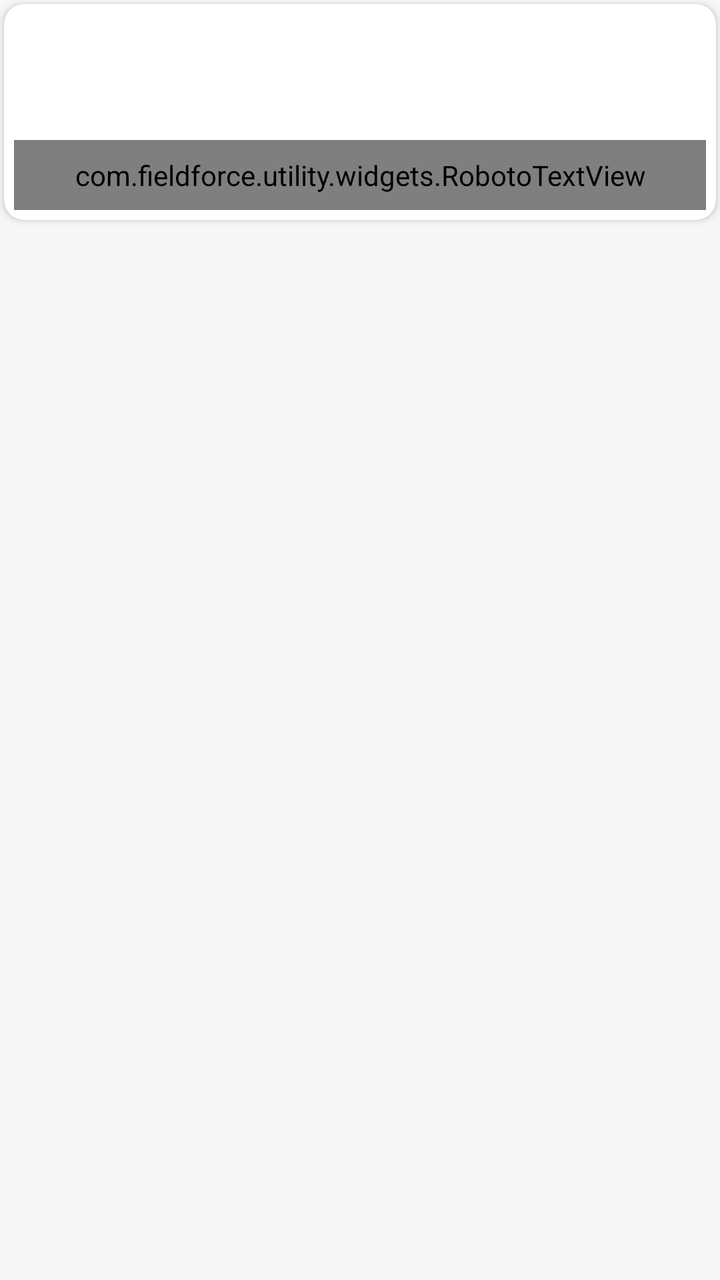
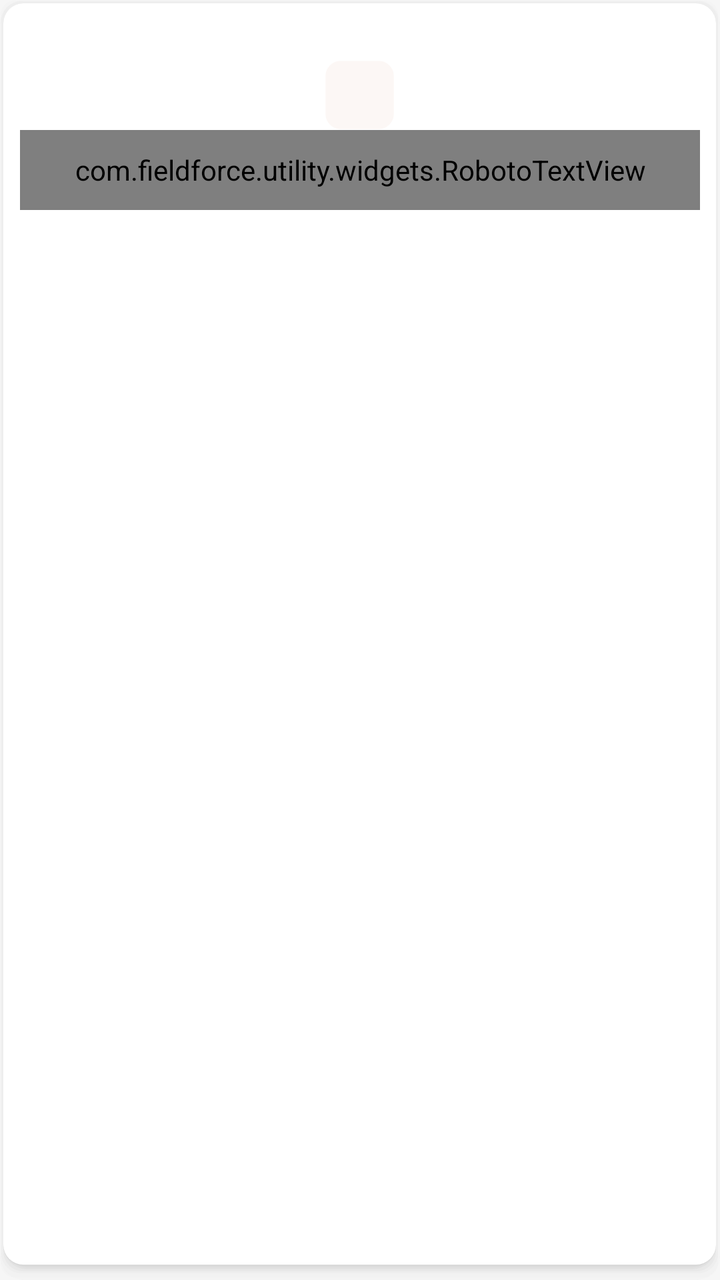

The first picture is an Android layout as it rendered before a commit; the second is the same layout after the commit. The layout source and the unified diff follow.
<!-- AndroidManifest.xml: application theme ApplicationStyle -->
<!-- res/layout/layout_gv_home.xml -->
<?xml version="1.0" encoding="utf-8"?>
<RelativeLayout xmlns:android="http://schemas.android.com/apk/res/android"
    xmlns:app="http://schemas.android.com/apk/res-auto"
    android:layout_width="match_parent"
    android:layout_height="wrap_content"
    android:layout_margin="@dimen/size_2"
   >

    <androidx.cardview.widget.CardView
        android:layout_width="match_parent"
        android:layout_height="wrap_content"
        android:layout_margin="@dimen/size_2"
        app:cardBackgroundColor="@color/white"
        app:cardCornerRadius="10dp"
       >

        <LinearLayout
            android:layout_width="match_parent"
            android:layout_height="wrap_content"
            android:gravity="center"
            android:orientation="vertical">

            <ImageView
                android:id="@+id/iv_grid"
                android:layout_width="40dp"
                android:layout_height="40dp"
                android:layout_centerInParent="true"
                android:layout_marginTop="@dimen/size_20"
                android:adjustViewBounds="true"
                android:scaleType="fitCenter" />

            <com.fieldforce.utility.widgets.RobotoTextView
                android:id="@+id/tv_label"
                android:layout_width="match_parent"
                android:layout_height="wrap_content"
                android:layout_below="@+id/iv_grid"
                android:layout_marginStart="@dimen/size_5"
                android:layout_marginTop="@dimen/size_8"
                android:layout_marginEnd="@dimen/size_5"
                android:layout_marginBottom="@dimen/size_5"
                android:background="@drawable/bg_grid_label"
                android:gravity="center"
                android:padding="8dp"
                android:singleLine="true"
                android:textSize="@dimen/size_10"
                android:textColor="#051032" />

        </LinearLayout>

    </androidx.cardview.widget.CardView>
</RelativeLayout>
<!-- resources referenced by this layout -->
<resources>
  <color name="white">#ffffff
  </color>
  <dimen name="size_10">10dp</dimen>
  <dimen name="size_2">2dp</dimen>
  <dimen name="size_20">20dp</dimen>
  <dimen name="size_5">5dp</dimen>
  <dimen name="size_8">8dp</dimen>
  <!-- drawable bg_grid_label (drawable) -->
  <?xml version="1.0" encoding="utf-8"?>
  <shape xmlns:android="http://schemas.android.com/apk/res/android" android:shape="rectangle">
      <solid  android:color="#FCD2D3"/>
      <corners android:radius="10dp"></corners>
  
  </shape>
  <style name="ApplicationStyle" parent="AppBaseTheme">
          <item name="android:windowNoTitle">true</item>
          <item name="android:windowBackground">@drawable/page2bg</item>
          <item name="android:buttonStyle">@style/CKButton</item>
      </style>
  <style name="AppBaseTheme" parent="android:Theme.Holo.Light">
          
      </style>
  <!-- drawable page2bg (drawable) -->
  <shape xmlns:android="http://schemas.android.com/apk/res/android"
      android:shape="rectangle" >
  
      <gradient
          android:angle="90"
          android:centerColor="#f6f6f6"
          android:endColor="#f6f6f6"
          android:startColor="#f6f6f6" />
  
      <corners android:radius="0dp" />
  
  </shape>
  <style name="CKButton" parent="android:style/Widget.Button">
          <item name="android:background">@drawable/custom_button</item>
          <item name="android:textColor">@color/white</item>
          <item name="android:textStyle">bold</item>
          <item name="android:shadowColor">#000000</item>
          <item name="android:shadowDx">1</item>
          <item name="android:shadowDy">2</item>
          <item name="android:shadowRadius">2</item>
          <item name="android:paddingLeft">@dimen/btnpadding</item>
          <item name="android:paddingRight">@dimen/btnpadding</item>
          <item name="android:minWidth">90dp</item>
  
          
          <item name="android:typeface">serif</item>
      </style>
  <!-- drawable custom_button (drawable) -->
  <?xml version="1.0" encoding="utf-8"?>
  <selector xmlns:android="http://schemas.android.com/apk/res/android" >
       <item android:state_pressed="true" >
           <shape android:shape="rectangle"  >
               <corners android:radius="@dimen/font_20" />
               <stroke android:width="1dip" android:color="@color/app_btn_color" />
               <gradient  android:angle="-90"  android:startColor="#00958f" android:endColor="#00958f"  />            
           </shape>
       </item>
      <item android:state_focused="true">
           <shape android:shape="rectangle"  >
               <corners android:radius="@dimen/font_20" />
               <stroke android:width="1dip" android:color="#00958f" />
               <solid  android:color="#00958f"/>       
           </shape>
       </item>  
      <item >
          <shape android:shape="rectangle"  >
               <corners android:radius="@dimen/font_20" />
               <stroke android:width="1dip" android:color="#00958f" />
               <gradient  android:angle="-90"  android:startColor="#00958f" android:endColor="#00958f" />            
           </shape>
       </item>
  </selector>
  <dimen name="btnpadding">5dp</dimen>
  <dimen name="font_20">20sp</dimen>
  <color name="app_btn_color">#00958f</color>
</resources>

<!-- the commit's change to res/layout/layout_gv_home.xml (unified diff, before → after) -->
@@ -1,51 +1,54 @@
 <?xml version="1.0" encoding="utf-8"?>
 <RelativeLayout xmlns:android="http://schemas.android.com/apk/res/android"
     xmlns:app="http://schemas.android.com/apk/res-auto"
-    android:layout_width="match_parent"
-    android:layout_height="wrap_content"
-    android:layout_margin="@dimen/size_2"
-   >
+    android:layout_width="80dp"
+    android:layout_height="80dp"
+    android:layout_gravity="center"
+    android:padding="@dimen/size_10"
+    android:background="@drawable/rectangle_2"
+    android:layout_centerHorizontal="true"
 
-    <androidx.cardview.widget.CardView
+    >
+
+
+
+    <LinearLayout
         android:layout_width="match_parent"
         android:layout_height="wrap_content"
-        android:layout_margin="@dimen/size_2"
-        app:cardBackgroundColor="@color/white"
-        app:cardCornerRadius="10dp"
-       >
+        android:gravity="center"
+        android:orientation="vertical">
 
-        <LinearLayout
-            android:layout_width="match_parent"
-            android:layout_height="wrap_content"
-            android:gravity="center"
-            android:orientation="vertical">
+        <RelativeLayout
+            android:layout_width="35dp"
+            android:layout_height="35dp"
+            android:layout_marginTop="@dimen/size_20"
+
+            android:background="@drawable/rectangle_7"
+
+            android:layout_centerInParent="true">
 
             <ImageView
                 android:id="@+id/iv_grid"
-                android:layout_width="40dp"
-                android:layout_height="40dp"
+                android:layout_width="20dp"
+                android:layout_height="20dp"
                 android:layout_centerInParent="true"
-                android:layout_marginTop="@dimen/size_20"
+                android:layout_gravity="center"
                 android:adjustViewBounds="true"
                 android:scaleType="fitCenter" />
 
-            <com.fieldforce.utility.widgets.RobotoTextView
-                android:id="@+id/tv_label"
-                android:layout_width="match_parent"
-                android:layout_height="wrap_content"
-                android:layout_below="@+id/iv_grid"
-                android:layout_marginStart="@dimen/size_5"
-                android:layout_marginTop="@dimen/size_8"
-                android:layout_marginEnd="@dimen/size_5"
-                android:layout_marginBottom="@dimen/size_5"
-                android:background="@drawable/bg_grid_label"
-                android:gravity="center"
-                android:padding="8dp"
-                android:singleLine="true"
-                android:textSize="@dimen/size_10"
-                android:textColor="#051032" />
+        </RelativeLayout>
 
-        </LinearLayout>
+        
+        <com.fieldforce.utility.widgets.RobotoTextView
+            android:id="@+id/tv_label"
+            android:layout_width="match_parent"
+            android:layout_height="40dp"
 
-    </androidx.cardview.widget.CardView>
+            android:fontFamily="18sp"
+            android:gravity="center"
+            android:textSize="12sp"
+            android:textColor="#FF5722" />
+
+    </LinearLayout>
+
 </RelativeLayout>
<!-- resource entries referenced after the edit -->
@@ -3,17 +3,28 @@
   <color name="white">#ffffff
   </color>
   <dimen name="size_10">10dp</dimen>
-  <dimen name="size_2">2dp</dimen>
   <dimen name="size_20">20dp</dimen>
-  <dimen name="size_5">5dp</dimen>
-  <dimen name="size_8">8dp</dimen>
-  <!-- drawable bg_grid_label (drawable) -->
+  <!-- drawable rectangle_2: vector/xml drawable (drawable, 2088 chars, omitted) -->
+  <!-- drawable rectangle_7 (drawable) -->
   <?xml version="1.0" encoding="utf-8"?>
-  <shape xmlns:android="http://schemas.android.com/apk/res/android" android:shape="rectangle">
-      <solid  android:color="#FCD2D3"/>
-      <corners android:radius="10dp"></corners>
-  
-  </shape>
+  <vector
+      xmlns:android="http://schemas.android.com/apk/res/android"
+      xmlns:aapt="http://schemas.android.com/aapt"
+      android:width="45dp"
+      android:height="45dp"
+      android:viewportWidth="45"
+      android:viewportHeight="45"
+      >
+      <group>
+          <clip-path
+              android:pathData="M10.5 0.5H34.5C40.0228 0.5 44.5 4.97715 44.5 10.5V34.5C44.5 40.0228 40.0228 44.5 34.5 44.5H10.5C4.97715 44.5 0.5 40.0228 0.5 34.5V10.5C0.5 4.97715 4.97715 0.5 10.5 0.5Z"
+              />
+          <path
+              android:pathData="M0.5 0.5V44.5H44.5V0.5"
+              android:fillColor="#60F8E9E5"
+              />
+      </group>
+  </vector>
   <style name="ApplicationStyle" parent="AppBaseTheme">
           <item name="android:windowNoTitle">true</item>
           <item name="android:windowBackground">@drawable/page2bg</item>
